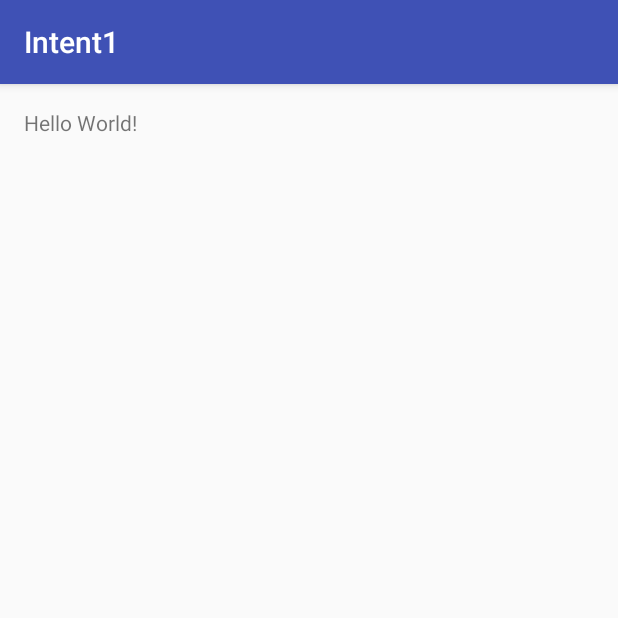
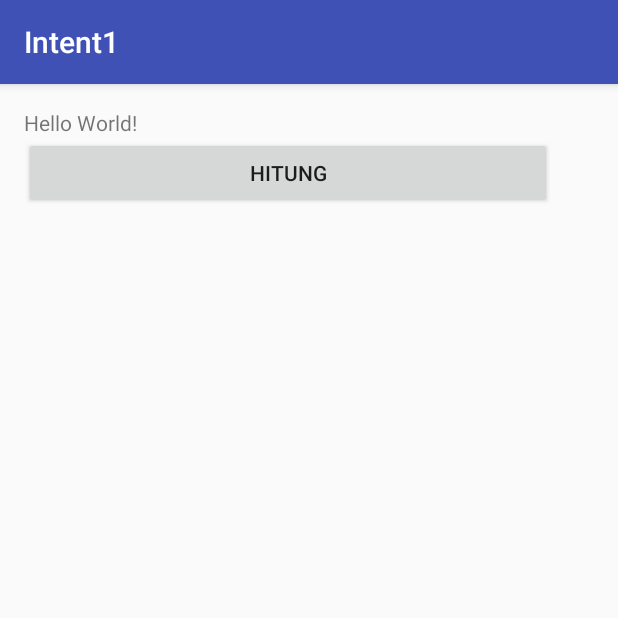
Before and after one commit to titania28/Intent1, an Android app: the screen it shows after launch (MainActivity), on a phone screen of 412 x 824 dp, the top half of it. Run offline under Robolectric (Android 15) with nearby library versions, the phone set to English and light mode, and no system bars.

Commit message:
startActivity Part 1

```diff
--- a/app/src/main/AndroidManifest.xml
+++ b/app/src/main/AndroidManifest.xml
@@ -15,6 +15,7 @@
                 <category android:name="android.intent.category.LAUNCHER" />
             </intent-filter>
         </activity>
+        <activity android:name=".HasilActivity"></activity>
     </application>
 
 </manifest>
--- a/app/src/main/java/id/sch/smktelkom_mlg/learn/intent1/MainActivity.java
+++ b/app/src/main/java/id/sch/smktelkom_mlg/learn/intent1/MainActivity.java
@@ -1,7 +1,9 @@
 package id.sch.smktelkom_mlg.learn.intent1;
 
+import android.content.Intent;
 import android.support.v7.app.AppCompatActivity;
 import android.os.Bundle;
+import android.view.View;
 
 public class MainActivity extends AppCompatActivity {
 
@@ -9,5 +11,12 @@ public class MainActivity extends AppCompatActivity {
     protected void onCreate(Bundle savedInstanceState) {
         super.onCreate(savedInstanceState);
         setContentView(R.layout.activity_main);
+        findViewById(R.id.buttonHitung).setOnClickListener(new View.OnClickListener()
+        {
+            @Override
+            public void onClick(View v){
+            startActivity(new Intent(MainActivity.this, HasilActivity.class));
+            }
+        });
     }
 }
--- a/app/src/main/res/layout/activity_main.xml
+++ b/app/src/main/res/layout/activity_main.xml
@@ -1,5 +1,6 @@
 <?xml version="1.0" encoding="utf-8"?>
-<LinearLayout xmlns:android="http://schemas.android.com/apk/res/android"
+<LinearLayout
+    xmlns:android="http://schemas.android.com/apk/res/android"
     xmlns:tools="http://schemas.android.com/tools"
     android:layout_width="match_parent"
     android:layout_height="match_parent"
@@ -7,10 +8,25 @@
     android:paddingLeft="@dimen/activity_horizontal_margin"
     android:paddingRight="@dimen/activity_horizontal_margin"
     android:paddingTop="@dimen/activity_vertical_margin"
-    tools:context="id.sch.smktelkom_mlg.learn.intent1.MainActivity">
+    tools:context="id.sch.smktelkom_mlg.learn.intent1.MainActivity"
+    android:weightSum="1">
 
-    <TextView
+    <LinearLayout
+        android:orientation="vertical"
         android:layout_width="wrap_content"
-        android:layout_height="wrap_content"
-        android:text="Hello World!" />
+        android:layout_height="match_parent"
+        android:layout_weight="0.91">
+
+        <TextView
+            android:layout_width="wrap_content"
+            android:layout_height="wrap_content"
+            android:text="Hello World!" />
+
+        <Button
+            android:layout_width="match_parent"
+            android:layout_height="wrap_content"
+            android:text="Hitung"
+            android:id="@+id/buttonHitung" />
+    </LinearLayout>
+
 </LinearLayout>
```
Also changed, not shown: app/src/main/java/id/sch/smktelkom_mlg/learn/intent1/HasilActivity.java (added, +13 -0 lines), app/src/main/res/layout/activity_hasil.xml (added, +12 -0 lines).
